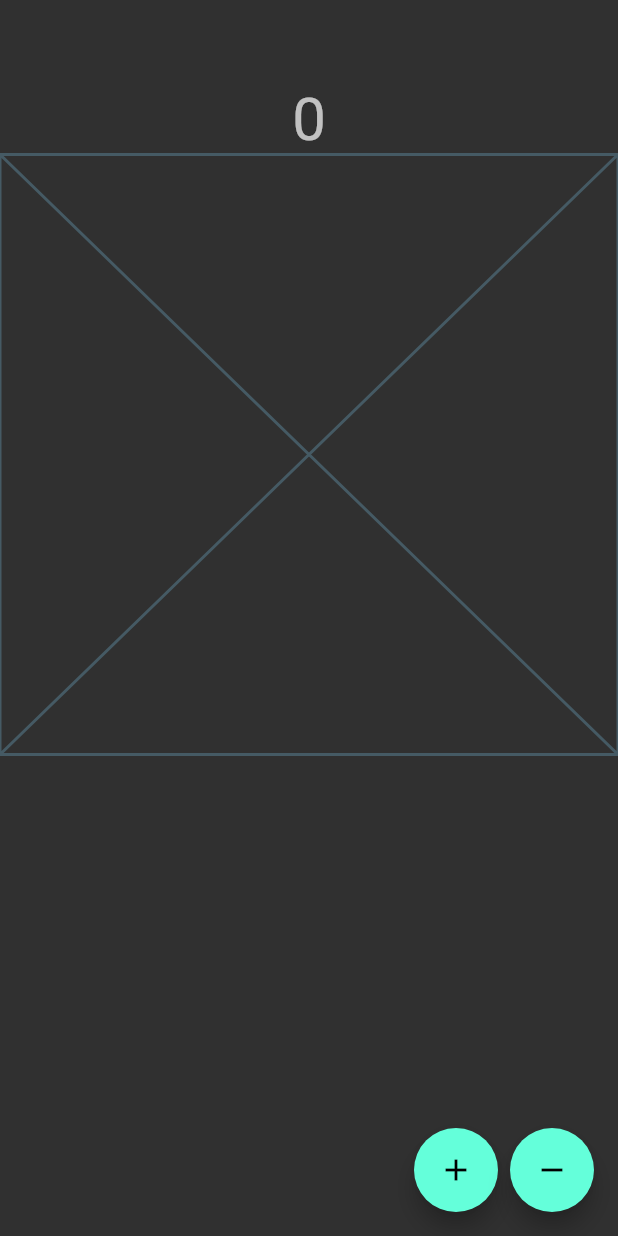
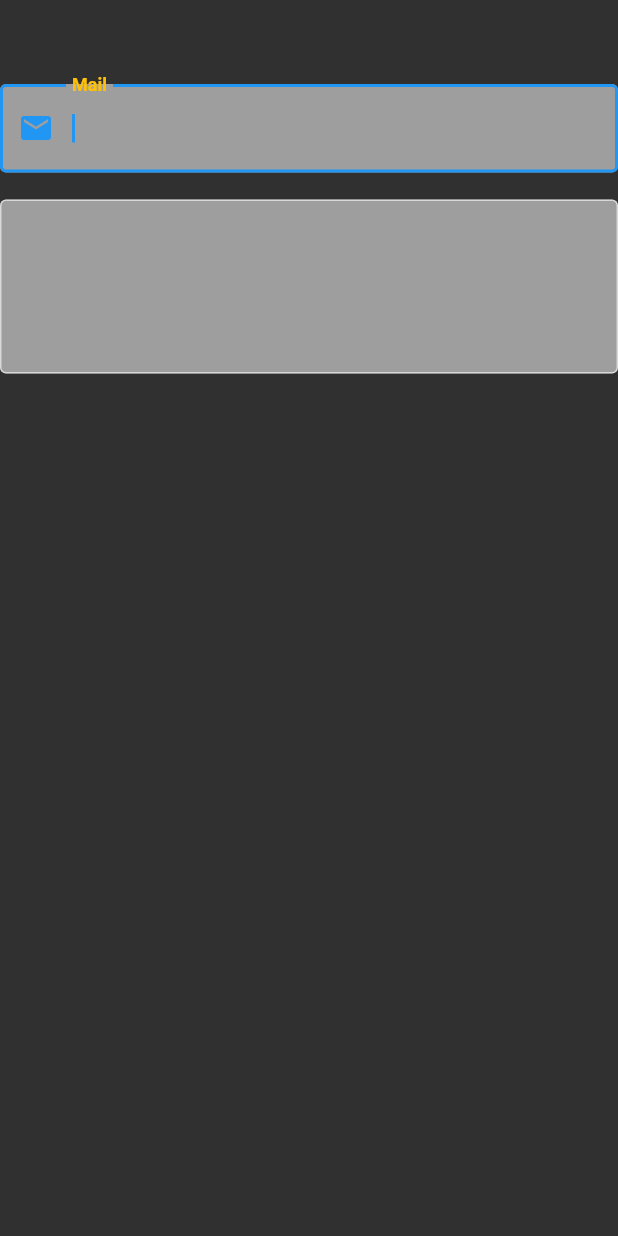
Before and after one commit to omerlevennt/flutter_full_learn, a Flutter app: the screen it shows after launch, on a phone screen of 412 x 824 dp. Run offline on Flutter 3.47's test engine with Material 2 defaults, Android fonts, the phone set to English and light mode, and no system bars.

Commit message:
Statefull,lifeCycle,TextField

```diff
--- a/lib/101/lesson5/state_full_learn.dart
+++ b/lib/101/lesson5/state_full_learn.dart
@@ -1,4 +1,5 @@
 import 'package:flutter/material.dart';
+import 'package:flutter_full_learn/product/counter_hello_button.dart';
 
 class StateFullLearn extends StatefulWidget {
   const StateFullLearn({super.key});
@@ -10,6 +11,7 @@ class StateFullLearn extends StatefulWidget {
 
 class _StateFullLearnState extends State<StateFullLearn> {
   int _counterValue = 0;
+
   // void incrementValue() {
   //   setState(() {
   //     _counterValue += 1;
@@ -54,13 +56,15 @@ class _StateFullLearnState extends State<StateFullLearn> {
               style: Theme.of(context).textTheme.headlineLarge,
             ),
           ),
-          const Placeholder()
+          const Placeholder(),
+          const CounterHelloButton(),
         ],
       ),
     );
   }
 
   FloatingActionButton _incramentButton() {
+    // print('burda');
     return FloatingActionButton(
       onPressed: () {
         _uptadeCounter(true);
--- /dev/null
+++ b/lib/101/lesson5/text_field_learn.dart
@@ -0,0 +1,70 @@
+import 'package:flutter/material.dart';
+import 'package:flutter/services.dart';
+import 'package:flutter_full_learn/product/language/language_items.dart';
+
+class TextFieldLearn extends StatefulWidget {
+  const TextFieldLearn({super.key});
+
+  @override
+  State<TextFieldLearn> createState() => _TextFieldLearnState();
+}
+
+class _TextFieldLearnState extends State<TextFieldLearn> {
+  final FocusNode _focusNodeOne = FocusNode();
+  final FocusNode _focusNodeTwo = FocusNode();
+  @override
+  Widget build(BuildContext context) {
+    return Scaffold(
+      appBar: AppBar(),
+      body: Column(
+        children: [
+          TextField(
+            autofocus: true,
+            focusNode: _focusNodeOne,
+            textInputAction: TextInputAction.next,
+            keyboardType: TextInputType.emailAddress,
+            autofillHints: const [AutofillHints.email],
+            inputFormatters: [TextProjectInputFormatter()._formatter],
+            //maxLength: 20,
+            buildCounter: (context,
+                    {int? currentLength, bool? isFocused, int? maxLength}) =>
+                _animatedContainer(currentLength),
+            decoration: _InputDecarator().eMailInput,
+          ),
+          TextField(
+            minLines: 4,
+            maxLines: 8,
+            focusNode: _focusNodeTwo,
+          ),
+        ],
+      ),
+    );
+  }
+
+  AnimatedContainer _animatedContainer(int? currentLength) {
+    return AnimatedContainer(
+        duration: const Duration(microseconds: 100),
+        height: 10,
+        width: 10.0 * (currentLength ?? 0),
+        color: Colors.red //[50 * ((currentLength ?? 0) ~/ 2)],
+        );
+  }
+}
+
+class TextProjectInputFormatter {
+  final _formatter = TextInputFormatter.withFunction((oldValue, newValue) {
+    if (oldValue.text == 'a') {
+      return oldValue;
+    }
+    return oldValue;
+  });
+}
+
+class _InputDecarator {
+  final eMailInput = const InputDecoration(
+      filled: true,
+      fillColor: Colors.grey,
+      labelText: LanguageItems.mail,
+      prefixIcon: Icon(Icons.mail),
+      border: OutlineInputBorder());
+}
--- a/lib/main.dart
+++ b/lib/main.dart
@@ -1,10 +1,8 @@
 import 'package:flutter/material.dart';
 import 'package:flutter/services.dart';
 import 'package:flutter_full_learn/101/lesson2/color_learn.dart';
-import 'package:flutter_full_learn/101/lesson4/custom_widget.dart';
-import 'package:flutter_full_learn/101/lesson4/stack_learn.dart';
-import 'package:flutter_full_learn/101/lesson5/state_full_learn.dart';
-import 'package:flutter_full_learn/demos/stack_demo_view.dart';
+import 'package:flutter_full_learn/101/lesson5/text_field_learn.dart';
+import 'package:flutter_full_learn/product/language/language_items.dart';
 
 void main() {
   runApp(const MyApp());
@@ -17,8 +15,19 @@ class MyApp extends StatelessWidget {
   Widget build(BuildContext context) {
     return MaterialApp(
       debugShowCheckedModeBanner: false,
-      title: 'Flutter Full Learn',
+      title: LanguageItems.appTitle,
       theme: ThemeData.dark().copyWith(
+          textSelectionTheme: const TextSelectionThemeData(),
+          inputDecorationTheme: const InputDecorationTheme(
+              filled: true,
+              fillColor: Colors.grey,
+              iconColor: Colors.red,
+              labelStyle: TextStyle(
+                  color: Colors.amber,
+                  fontSize: 16,
+                  fontWeight: FontWeight.w600),
+              border: OutlineInputBorder()),
+          textTheme: const TextTheme(subtitle1: TextStyle(color: Colors.red)),
           listTileTheme:
               const ListTileThemeData(contentPadding: EdgeInsets.zero),
           progressIndicatorTheme:
@@ -34,7 +43,7 @@ class MyApp extends StatelessWidget {
             elevation: 0,
             systemOverlayStyle: SystemUiOverlayStyle.light,
           )),
-      home: const StateFullLearn(),
+      home: const TextFieldLearn(),
     );
   }
 }
--- /dev/null
+++ b/lib/product/language/language_items.dart
@@ -0,0 +1,5 @@
+class LanguageItems {
+  static const String appTitle = 'Flutter Full Learn';
+  static const String welcomeTitle = 'Merhaba';
+  static const String mail = 'Mail';
+}
```
Also changed, not shown: lib/101/lesson5/page_view_learn.dart (added, +72 -0 lines), lib/101/lesson5/statefull_life_cycle_learn.dart (added, +69 -0 lines), lib/product/counter_hello_button.dart (added, +28 -0 lines).
